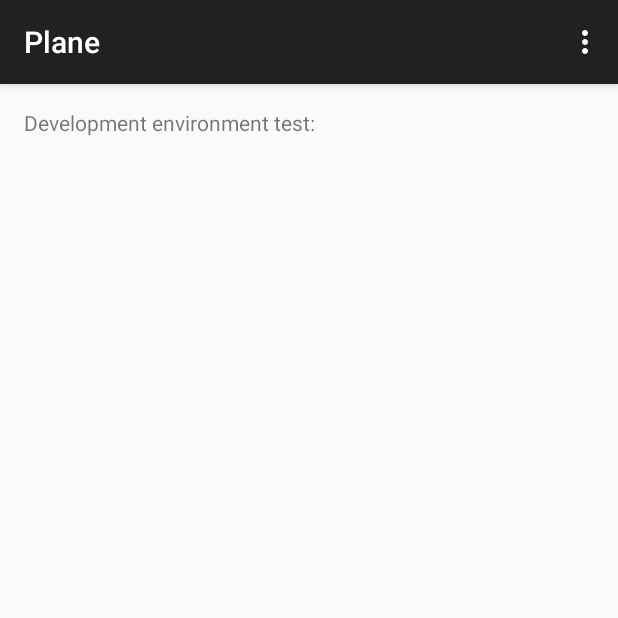
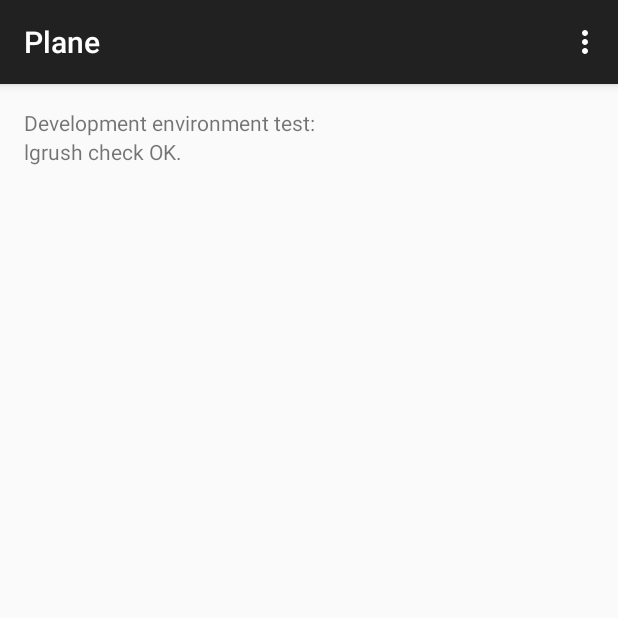
Before and after one commit to microsix/Plane, an Android app: the screen it shows after launch (MainActivity), on a phone screen of 412 x 824 dp, the top half of it. Run offline under Robolectric (Android 15) with nearby library versions, the phone set to English and light mode, and no system bars.

Commit message:
Development environment check OK. --lgrush

```diff
--- a/app/src/main/res/layout/activity_main.xml
+++ b/app/src/main/res/layout/activity_main.xml
@@ -1,5 +1,6 @@
-<RelativeLayout xmlns:android="http://schemas.android.com/apk/res/android"
+<LinearLayout xmlns:android="http://schemas.android.com/apk/res/android"
     xmlns:tools="http://schemas.android.com/tools" android:layout_width="match_parent"
+    android:orientation="vertical"
     android:layout_height="match_parent" android:paddingLeft="@dimen/activity_horizontal_margin"
     android:paddingRight="@dimen/activity_horizontal_margin"
     android:paddingTop="@dimen/activity_vertical_margin"
@@ -7,5 +8,12 @@
 
     <TextView android:text="@string/hello_world" android:layout_width="wrap_content"
         android:layout_height="wrap_content" />
+    <TextView android:text="@string/check1" android:layout_width="wrap_content"
+        android:layout_height="wrap_content" />
 
-</RelativeLayout>
+    <LinearLayout
+        android:orientation="vertical"
+        android:layout_width="fill_parent"
+        android:layout_height="fill_parent"></LinearLayout>
+
+</LinearLayout>
--- a/app/src/main/res/values/strings.xml
+++ b/app/src/main/res/values/strings.xml
@@ -4,5 +4,6 @@
     <string name="app_name">Plane</string>
     <string name="hello_world">Development environment test:</string>
     <string name="action_settings">Settings</string>
+    <string name="check1">lgrush check OK.</string>
 
 </resources>
```
